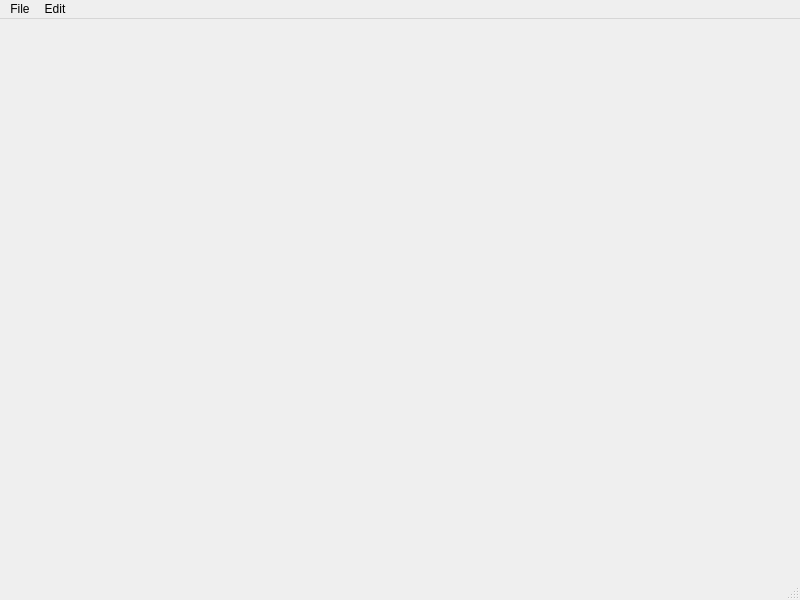
snowiow/yace, file frontend/src/ui/app.ui: the form before one commit.
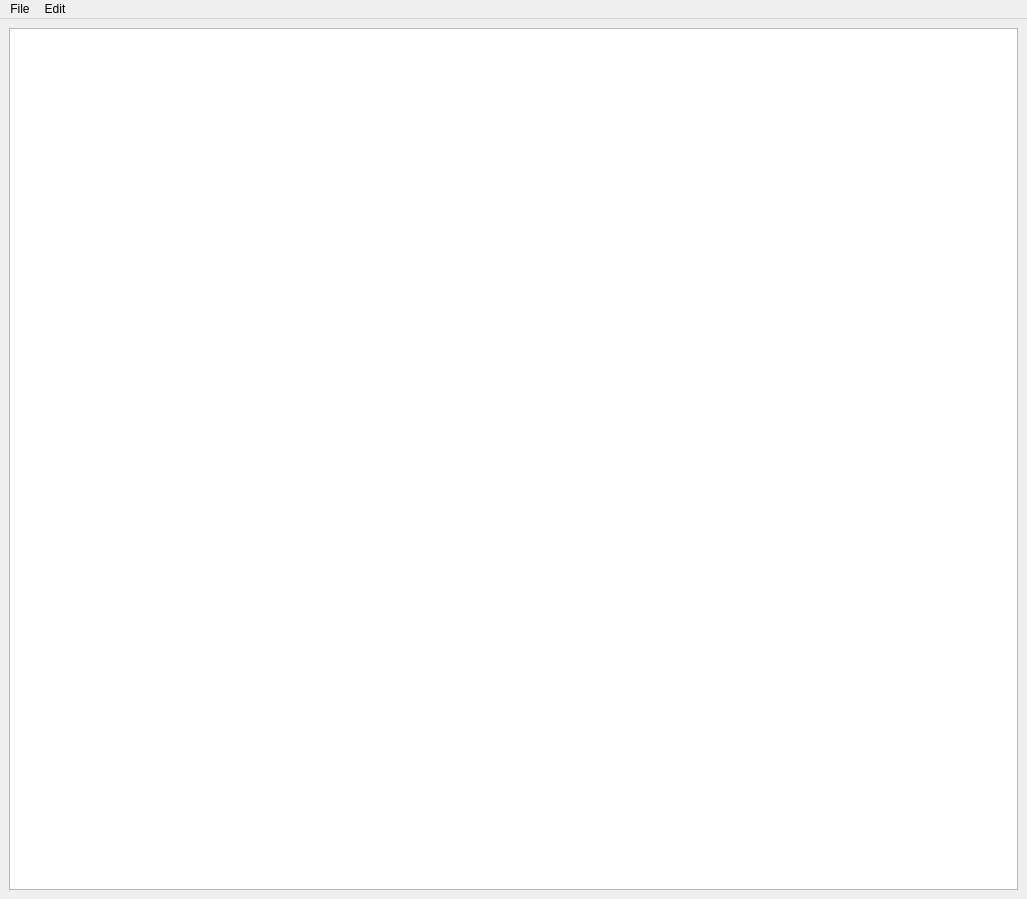
The form after the commit.

The edit to the form file:
```diff
--- a/frontend/src/ui/app.ui
+++ b/frontend/src/ui/app.ui
@@ -6,20 +6,30 @@
    <rect>
     <x>0</x>
     <y>0</y>
-    <width>800</width>
-    <height>600</height>
+    <width>1027</width>
+    <height>899</height>
    </rect>
   </property>
   <property name="windowTitle">
    <string>MainWindow</string>
   </property>
-  <widget class="QWidget" name="centralwidget"/>
+  <widget class="QWidget" name="centralwidget">
+   <layout class="QHBoxLayout" name="horizontalLayout_2">
+    <item>
+     <layout class="QHBoxLayout" name="horizontalLayout">
+      <item>
+       <widget class="QPlainTextEdit" name="plainTextEdit"/>
+      </item>
+     </layout>
+    </item>
+   </layout>
+  </widget>
   <widget class="QMenuBar" name="menubar">
    <property name="geometry">
     <rect>
      <x>0</x>
      <y>0</y>
-     <width>800</width>
+     <width>1027</width>
      <height>27</height>
     </rect>
    </property>
@@ -47,7 +57,6 @@
    <addaction name="menuFile"/>
    <addaction name="menuEdit"/>
   </widget>
-  <widget class="QStatusBar" name="statusbar"/>
   <action name="actionNew">
    <property name="text">
     <string>New File</string>
```
